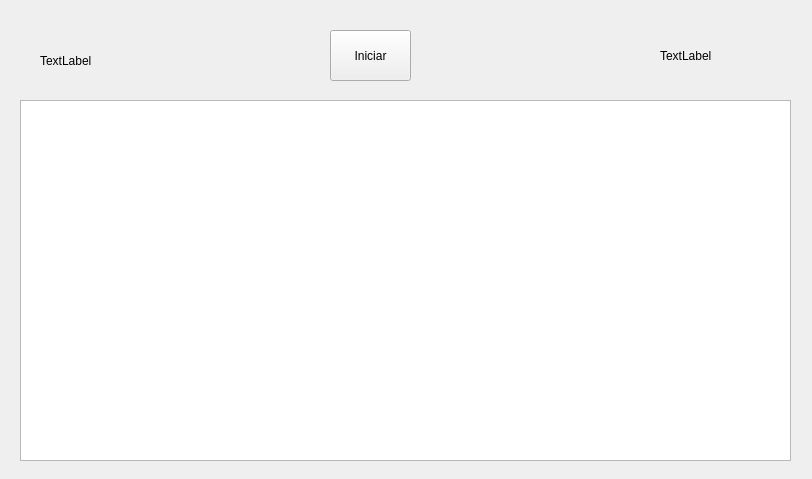
Above: Invasores Glacticos/Proyecto_final/panel.ui from ChavCodeSpace/2019-2Final before the change. Below: the same form after it.
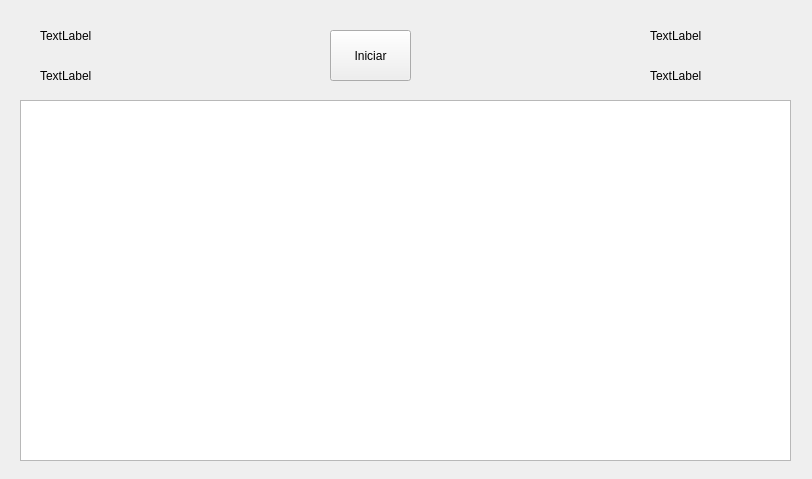
That is the form after the change.

```diff
--- a/Invasores Glacticos/Proyecto_final/panel.ui
+++ b/Invasores Glacticos/Proyecto_final/panel.ui
@@ -30,9 +30,9 @@
    <property name="geometry">
     <rect>
      <x>40</x>
-     <y>40</y>
+     <y>20</y>
      <width>111</width>
-     <height>41</height>
+     <height>31</height>
     </rect>
    </property>
    <property name="text">
@@ -42,10 +42,10 @@
   <widget class="QLabel" name="lbl_nombre2">
    <property name="geometry">
     <rect>
-     <x>660</x>
-     <y>30</y>
+     <x>650</x>
+     <y>20</y>
      <width>121</width>
-     <height>51</height>
+     <height>31</height>
     </rect>
    </property>
    <property name="text">
@@ -62,6 +62,32 @@
     </rect>
    </property>
   </widget>
+  <widget class="QLabel" name="lbl_vida1">
+   <property name="geometry">
+    <rect>
+     <x>40</x>
+     <y>60</y>
+     <width>131</width>
+     <height>31</height>
+    </rect>
+   </property>
+   <property name="text">
+    <string>TextLabel</string>
+   </property>
+  </widget>
+  <widget class="QLabel" name="lbl_vida2">
+   <property name="geometry">
+    <rect>
+     <x>650</x>
+     <y>60</y>
+     <width>121</width>
+     <height>31</height>
+    </rect>
+   </property>
+   <property name="text">
+    <string>TextLabel</string>
+   </property>
+  </widget>
  </widget>
  <resources/>
  <connections/>
```
